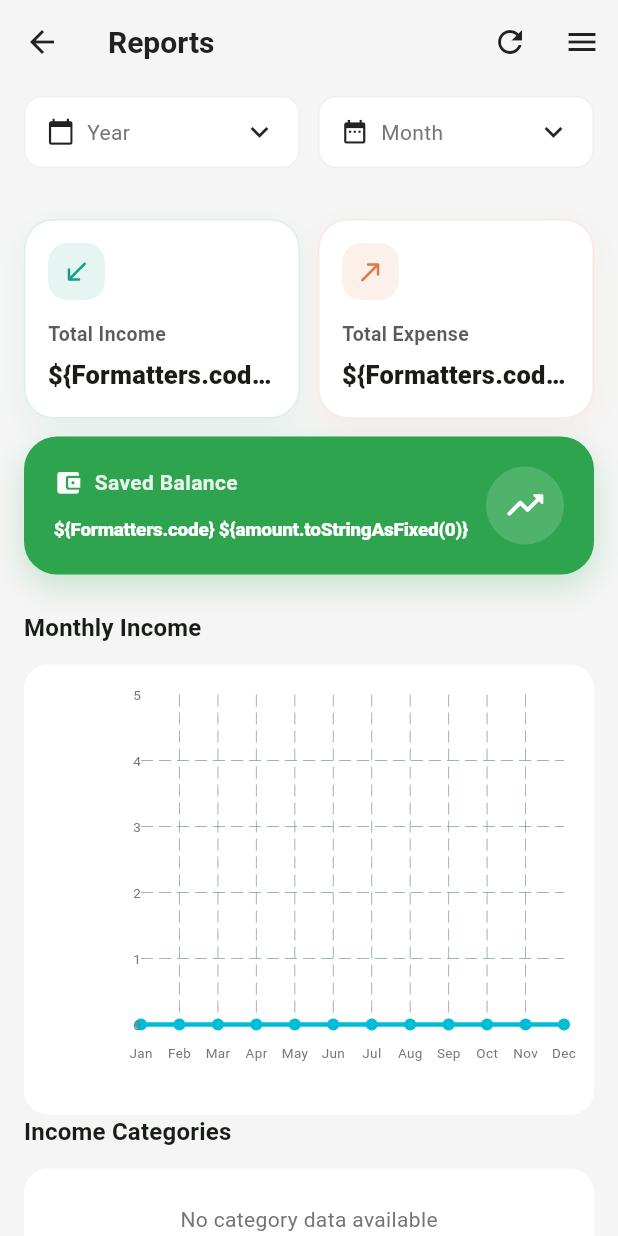
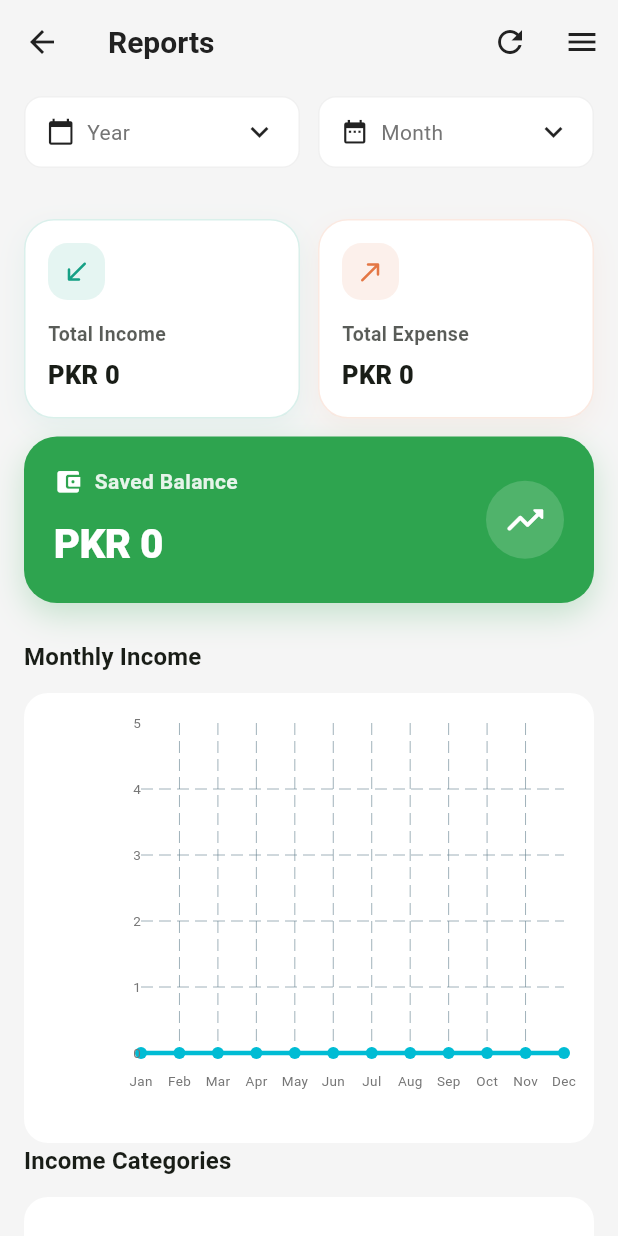
Before and after one commit to quratulainnadeem40/Expense_mate, a Flutter app: the ReportView screen opened by its route, on a phone screen of 412 x 824 dp. Run offline on Flutter 3.47's test engine with Material 3 defaults, Android fonts, the phone set to English and light mode, and no system bars; drawn by our look-alikes of fl_chart; our stand-ins replace drift, drift_flutter, flutter_local_notifications, get, get_storage, hive_flutter and 3 more; accounts and stored records are empty; generated files the repository leaves out were written again; statements that could not run were skipped.

Commit message:
fix: Correct amount formatting in ReportView and update dependencies in pubspec.lock

```diff
--- a/lib/Feature/reports/view/report_view.dart
+++ b/lib/Feature/reports/view/report_view.dart
@@ -44,7 +44,7 @@
   ];
 
   String _formatAmount(double amount) {
-    return '\${Formatters.code} \${amount.toStringAsFixed(0)}';
+    return '${Formatters.code} ${amount.toStringAsFixed(0)}';
   }
 
   @override
```
Also changed, not shown: pubspec.lock.
